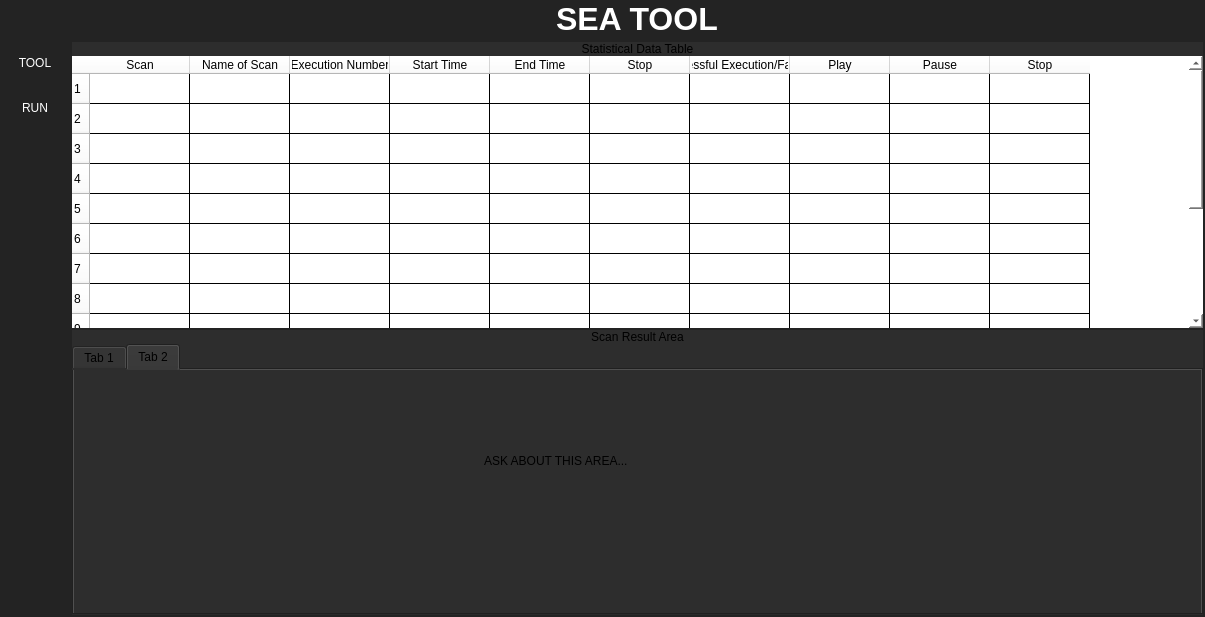
Qt form MAIN/SEA_main_page.ui (frleal2/SEA-Scanning-And-Enumeration-Automation-Tool-) before a commit.
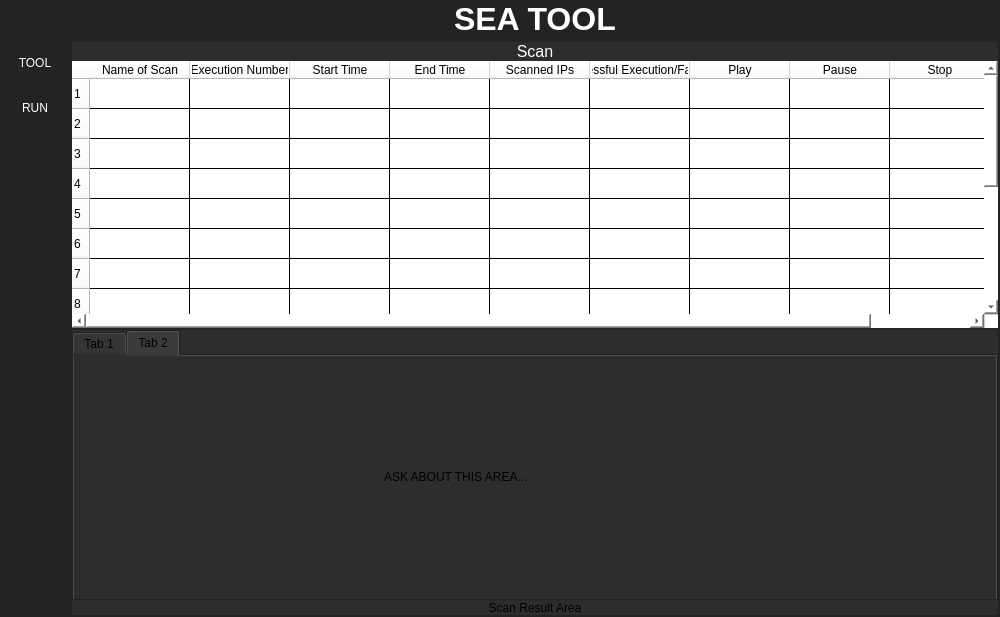
The same form after that commit. The open tabs and pages were chosen to show the change.

The edit to the form file:
```diff
--- a/MAIN/SEA_main_page.ui
+++ b/MAIN/SEA_main_page.ui
@@ -6,7 +6,7 @@
    <rect>
     <x>0</x>
     <y>0</y>
-    <width>1205</width>
+    <width>1000</width>
     <height>617</height>
    </rect>
   </property>
@@ -1297,7 +1297,7 @@
                        <string notr="true"/>
                       </property>
                       <property name="text">
-                       <string>&lt;html&gt;&lt;head/&gt;&lt;body&gt;&lt;p&gt;Statistical Data Table&lt;/p&gt;&lt;/body&gt;&lt;/html&gt;</string>
+                       <string>&lt;html&gt;&lt;head/&gt;&lt;body&gt;&lt;p&gt;&lt;span style=&quot; font-size:12pt; color:#ffffff;&quot;&gt;Scan&lt;/span&gt;&lt;/p&gt;&lt;/body&gt;&lt;/html&gt;</string>
                       </property>
                       <property name="alignment">
                        <set>Qt::AlignHCenter|Qt::AlignTop</set>
@@ -1323,7 +1323,7 @@
                        <number>14</number>
                       </property>
                       <property name="columnCount">
-                       <number>10</number>
+                       <number>9</number>
                       </property>
                       <row/>
                       <row/>
@@ -1339,11 +1339,6 @@
                       <row/>
                       <row/>
                       <row/>
-                      <column>
-                       <property name="text">
-                        <string>Scan</string>
-                       </property>
-                      </column>
                       <column>
                        <property name="text">
                         <string>Name of Scan</string>
@@ -1366,7 +1361,7 @@
                       </column>
                       <column>
                        <property name="text">
-                        <string>Stop</string>
+                        <string>Scanned IPs</string>
                        </property>
                       </column>
                       <column>
@@ -1418,25 +1413,6 @@
                     <property name="bottomMargin">
                      <number>0</number>
                     </property>
-                    <item>
-                     <widget class="QLabel" name="scan_result_title">
-                      <property name="maximumSize">
-                       <size>
-                        <width>16777215</width>
-                        <height>20</height>
-                       </size>
-                      </property>
-                      <property name="styleSheet">
-                       <string notr="true"/>
-                      </property>
-                      <property name="text">
-                       <string>&lt;html&gt;&lt;head/&gt;&lt;body&gt;&lt;p&gt;Scan Result Area&lt;/p&gt;&lt;/body&gt;&lt;/html&gt;</string>
-                      </property>
-                      <property name="alignment">
-                       <set>Qt::AlignHCenter|Qt::AlignTop</set>
-                      </property>
-                     </widget>
-                    </item>
                     <item>
                      <widget class="QTabWidget" name="scan_result_tabs">
                       <property name="currentIndex">
@@ -1454,8 +1430,8 @@
                        <widget class="QLabel" name="label">
                         <property name="geometry">
                          <rect>
-                          <x>410</x>
-                          <y>20</y>
+                          <x>310</x>
+                          <y>50</y>
                           <width>331</width>
                           <height>141</height>
                          </rect>
@@ -1467,6 +1443,25 @@
                       </widget>
                      </widget>
                     </item>
+                    <item>
+                     <widget class="QLabel" name="scan_result_title">
+                      <property name="maximumSize">
+                       <size>
+                        <width>16777215</width>
+                        <height>20</height>
+                       </size>
+                      </property>
+                      <property name="styleSheet">
+                       <string notr="true"/>
+                      </property>
+                      <property name="text">
+                       <string>&lt;html&gt;&lt;head/&gt;&lt;body&gt;&lt;p&gt;Scan Result Area&lt;/p&gt;&lt;/body&gt;&lt;/html&gt;</string>
+                      </property>
+                      <property name="alignment">
+                       <set>Qt::AlignHCenter|Qt::AlignTop</set>
+                      </property>
+                     </widget>
+                    </item>
                    </layout>
                   </widget>
                  </item>
```
Left out of the diff: 4 changed lines with no effect on the pictures.
